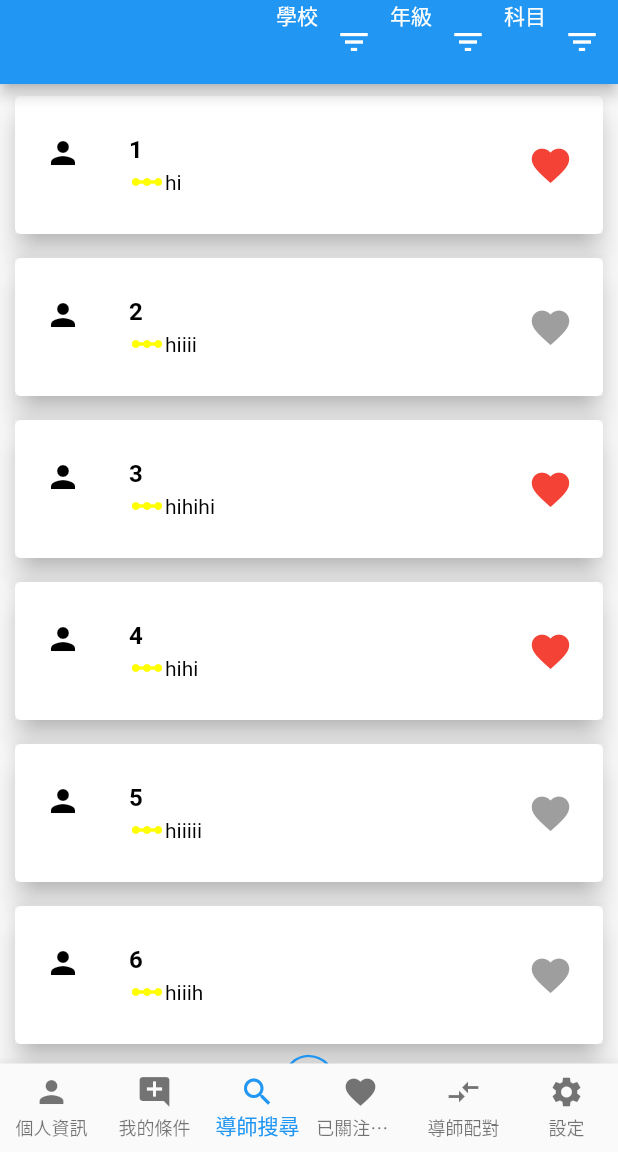
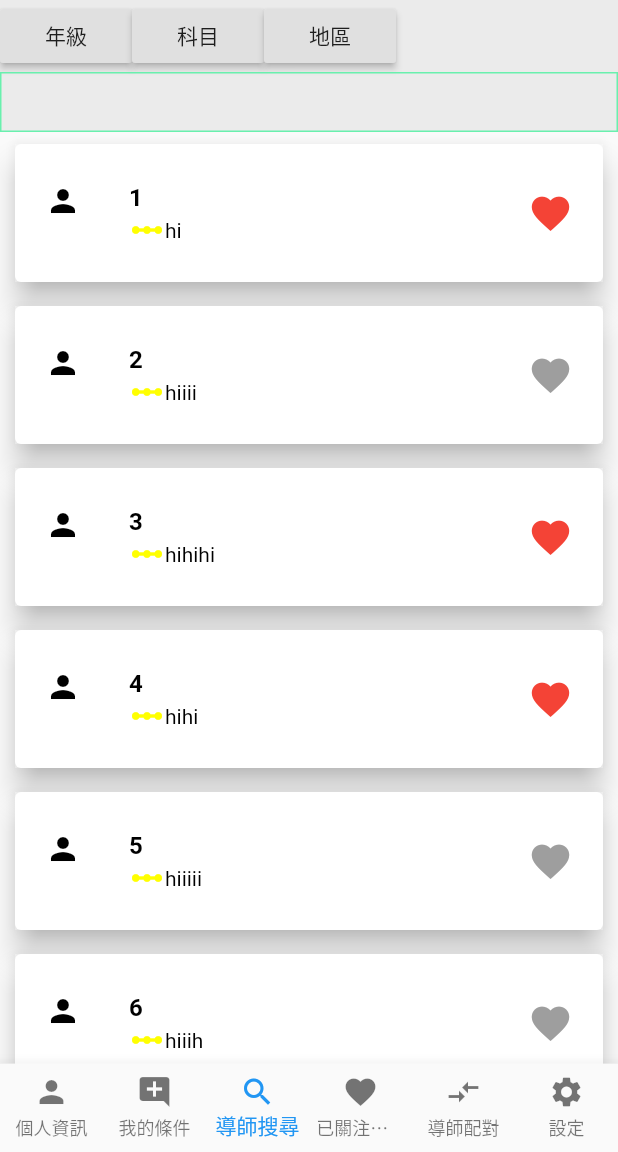
Before and after one commit to morganhiew/nemesis, a Flutter app: the screen it shows after launch, swiped to page 3, on a phone screen of 412 x 824 dp, the part 84-1236 px from its top. Run offline on Flutter 3.47's test engine with Material 2 defaults, Android fonts, the phone set to English and light mode, and no system bars; our stand-ins replace bloc, equatable, flutter_bloc.

Commit message:
dev on teacher filter

```diff
--- a/lib/main.dart
+++ b/lib/main.dart
@@ -3,7 +3,7 @@
 // found in the LICENSE file.
 
 import 'package:flutter/material.dart';
-import 'package:nemesis/teacherList/teacher_list_widget.dart';
+
 import 'home_widget.dart';
 
 void main() => runApp(MyApp());
--- /dev/null
+++ b/lib/teacherFilter/filterTeacherEvent.dart
@@ -0,0 +1,23 @@
+import 'package:equatable/equatable.dart';
+
+import 'filterTeacherState.dart';
+
+abstract class FilterTeacherEvent extends Equatable {
+  @override
+  List<Object> get props => [];
+}
+
+class FilterTeacherButtonPressed extends FilterTeacherEvent {
+  final FilterTeacherChip chip;
+
+  FilterTeacherButtonPressed(this.chip);
+
+  @override
+  List<Object> get props => [chip];
+
+  @override
+  String toString() {
+    'FilterTeacherButtonPressed { chip: $chip}';
+  }
+
+}
--- /dev/null
+++ b/lib/teacherFilter/filterTeacherState.dart
@@ -0,0 +1,32 @@
+import 'package:equatable/equatable.dart';
+
+abstract class FilterTeacherState extends Equatable {
+  const FilterTeacherState();
+
+  @override
+  List<Object> get props => [];
+}
+
+class FilterTeacherInitial extends FilterTeacherState {}
+
+class FilterTeacherAdded extends FilterTeacherState {
+  final List<FilterTeacherChip> filterTeacherChips;
+
+  const FilterTeacherAdded({
+    this.filterTeacherChips,
+  });
+
+  @override
+  List<Object> get props => [filterTeacherChips];
+
+  @override
+  String toString() =>
+      'TeacherSuccess { posts: ${filterTeacherChips.length} }';
+}
+
+class FilterTeacherChip {
+  final String label;
+  final String description;
+
+  const FilterTeacherChip ({this.label, this.description});
+}
--- /dev/null
+++ b/lib/teacherFilter/filterTeacherWidget.dart
@@ -0,0 +1,130 @@
+import 'package:flutter/material.dart';
+import 'package:flutter_bloc/flutter_bloc.dart';
+import 'package:nemesis/teacherFilter/filterTeacherEvent.dart';
+
+import 'filterTeacherBloc.dart';
+import 'filterTeacherState.dart';
+
+
+
+class FilterTeacherWidget extends StatefulWidget {
+  @override
+  State<StatefulWidget> createState() => FilterTeacherWidgetState();
+}
+
+class FilterTeacherWidgetState extends State<FilterTeacherWidget> {
+  FilterTeacherBloc _filterTeacherBloc;
+
+  void _showYearBottomSheet(){
+    showModalBottomSheet(
+        context: context,
+        builder: (BuildContext bc){
+          return Container(
+            child: new Wrap(
+              children: <Widget>[
+                new ListTile(
+                    leading: new Icon(Icons.music_note),
+                    title: new Text('Music'),
+                    onTap: () => {
+                      setState(() =>
+                          _filterTeacherBloc.add(
+                            FilterTeacherButtonPressed(
+                                FilterTeacherChip(label: 'musiclabel', description: 'hogehoge')
+                            ),
+                          )
+                      )
+                    }
+                ),
+                new ListTile(
+                    leading: new Icon(Icons.videocam),
+                    title: new Text('Video'),
+                    onTap: () => {
+                      _filterTeacherBloc.add(
+                        FilterTeacherButtonPressed(
+                            FilterTeacherChip(label: 'videolabel', description: 'fugafuga')
+                        ),
+                      )
+                    }
+                ),
+              ],
+            ),
+          );
+        }
+    );
+  }
+
+  @override
+  void initState() {
+    super.initState();
+    _filterTeacherBloc = BlocProvider.of<FilterTeacherBloc>(context);
+  }
+
+  @override
+  Widget build(BuildContext context) {
+    return Column(
+      children: <Widget>[
+        Row(
+          children: <Widget>[
+            RaisedButton(
+              child: Text("年級"),
+              onPressed: (){
+                  _showYearBottomSheet();
+                },
+            ),
+            RaisedButton(
+              child: Text("科目"),
+              onPressed: (){
+                //TODO
+              },
+            ),
+            RaisedButton(
+              child: Text("地區"),
+              onPressed: (){
+                //TODO
+              },
+            ),
+          ],
+        ),
+        Container(
+          height: 40,
+          decoration: BoxDecoration(
+            border: Border.all(color: Colors.greenAccent)
+          ),
+          child:
+            BlocBuilder<FilterTeacherBloc, FilterTeacherState>(
+              builder: (context, state) {
+                if (state is FilterTeacherAdded) {
+                  print('REBUILD');
+                  return ListView.builder(
+                    scrollDirection: Axis.horizontal,
+                    itemCount: state.filterTeacherChips.length,
+                    itemBuilder: (context, index) {
+                      return Container(
+                        height: 30,
+                        margin: const EdgeInsets.all(5.0),
+                        padding: const EdgeInsets.all(5.0),
+                        decoration: BoxDecoration(
+                            color: Colors.orangeAccent,
+                            borderRadius: BorderRadius.all(Radius.circular(20))
+                        ),
+                        child: Align(
+                          alignment: Alignment.center,
+                          child: Text(state.filterTeacherChips[index].label, textAlign: TextAlign.center,),
+                        ),
+                      );
+                    },
+                  );
+                }
+                else {
+                  return Container();
+                }
+              },
+            )
+
+
+
+        )
+      ],
+    );
+  }
+}
--- /dev/null
+++ b/lib/teacherList/teacherListPage.dart
@@ -0,0 +1,36 @@
+import 'package:flutter/material.dart';
+import 'package:flutter_bloc/flutter_bloc.dart';
+import 'package:nemesis/teacherFilter/filterTeacherBloc.dart';
+import 'package:nemesis/teacherList/teacherListBloc.dart';
+import 'package:nemesis/teacherList/teacherListEvent.dart';
+import 'package:nemesis/teacherList/teacherListWidget.dart';
+
+import '../teacherFilter/filterTeacherWidget.dart';
+
+class TeacherListWrapper extends StatelessWidget {
+  @override
+  Widget build(BuildContext context) {
+    return Container(
+      child: Column(
+        children: <Widget>[
+          Container(
+            child:
+              BlocProvider<FilterTeacherBloc>(
+                create: (context) =>
+                FilterTeacherBloc(),
+                child: FilterTeacherWidget(),
+              ),
+          ),
+          Expanded(
+            child:
+              BlocProvider<TeacherBloc>(
+                create: (context) =>
+                TeacherBloc()..add(TeacherFetched()),
+                child: TeacherListWidget(),
+              ),
+          )
+        ],
+      ),
+    );
+  }
+}
--- a/lib/teacherList/teacher_list_widget.dart
+++ b/lib/teacherList/teacherListWidget.dart
@@ -1,28 +1,9 @@
 import 'package:flutter/material.dart';
-import 'package:nemesis/teacherList/teacherBloc.dart';
+import 'package:flutter_bloc/flutter_bloc.dart';
 import 'package:nemesis/teacherList/teacherClass.dart';
-import 'package:flutter_bloc/flutter_bloc.dart';
-import 'package:nemesis/teacherList/teacherEvent.dart';
-import 'package:nemesis/teacherList/teacherState.dart';
-import 'package:filter_list/filter_list.dart';
-
-import 'countList.dart';
-
-class TeacherListWrapper extends StatelessWidget {
-  @override
-  Widget build(BuildContext context) {
-    return Scaffold(
-        body:
-        BlocProvider<TeacherBloc>(
-          create: (context) =>
-            TeacherBloc()..add(TeacherFetched()),
-          child: TeacherListWidget(),
-        ),
-    );
-  }
-}
-
-
+import 'package:nemesis/teacherList/teacherListBloc.dart';
+import 'package:nemesis/teacherList/teacherListEvent.dart';
+import 'package:nemesis/teacherList/teacherListState.dart';
 
 // Define a custom Form widget.
 class TeacherListWidget extends StatefulWidget {
@@ -52,62 +33,27 @@ class TeacherListWidgetState extends State<TeacherListWidget> {
     _teacherBloc = BlocProvider.of<TeacherBloc>(context);
   }
 
-
-  void _openFilterList() async {
-    var list = await FilterList.showFilterList(
-      context,
-      allTextList: countList,
-      height: 450,
-      borderRadius: 20,
-      headlineText: "Select Count",
-      searchFieldHintText: "Search Here",
-      selectedTextList: selectedCountList,
-    );
-
-    if (list != null) {
-      setState(() {
-        selectedCountList = List.from(list);
-      });
-    }
-  }
-
   @override
   Widget build(BuildContext context) {
     return Scaffold (
-      appBar: AppBar(
-        actions: <Widget>[
-          Text('學校'),
-          IconButton(
-            icon: Icon(Icons.filter_list),
-            onPressed: _openFilterList,
-          ),
-          Text('年級'),
-          IconButton(
-            icon: Icon(Icons.filter_list),
-            onPressed: _openFilterList,
-          ),
-          Text('科目'),
-          IconButton(
-            icon: Icon(Icons.filter_list),
-            onPressed: _openFilterList,
-          )
-        ],
-      ),
       body:
       BlocBuilder<TeacherBloc, TeacherState> (
         // ignore: missing_return
         builder: (context, state) {
           if (state is TeacherInitial) {
+            print('REBUILD teacherListWidget A');
             return Center(
               child: CircularProgressIndicator(),
             );
           }
           if (state is TeacherFailure) {
+            print('REBUILD teacherListWidget B');
             return Center(
               child: Text('failed to fetch teachers list'),
             );
           }
           if (state is TeacherSuccess) {
+            print('REBUILD teacherListWidget C');
             if (state.teachers.isEmpty) {
               return Center(
                 child: Text('no result'),
```
Also changed, not shown: lib/home_widget.dart (+3 -4 lines), lib/teacherFilter/filterTeacherBloc.dart (added, +35 -0 lines), lib/teacherList/teacherListBloc.dart (renamed from lib/teacherList/teacherBloc.dart, +2 -6 lines), lib/teacherList/teacherListEvent.dart (renamed from lib/teacherList/teacherEvent.dart), lib/teacherList/teacherListState.dart (renamed from lib/teacherList/teacherState.dart).
